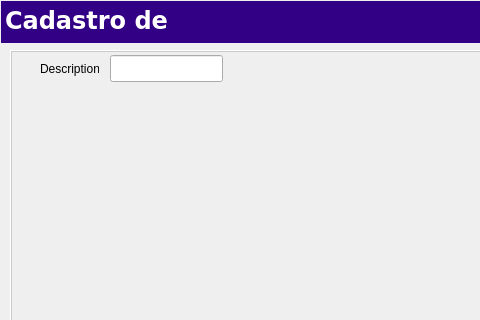
Qt form Projects/Blink/Plugins/financier/edittipocobranca.ui (MarcoBueno1/qrad) before a commit; both pictures show x 0 to 480 and y 0 to 320 of the 800 by 600 pixel window.
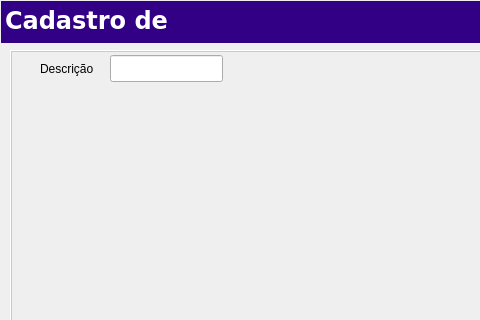
The same form after that commit.

Diff of the .ui file:
```diff
--- a/Projects/Blink/Plugins/financier/edittipocobranca.ui
+++ b/Projects/Blink/Plugins/financier/edittipocobranca.ui
@@ -37,7 +37,7 @@
  </rect>
 </property>
 <property name="text">
- <string>Description</string>
+ <string>Descrição</string>
 </property>
 </widget>
 <widget class="QLineEdit" name="LnEdtDescription">
```
